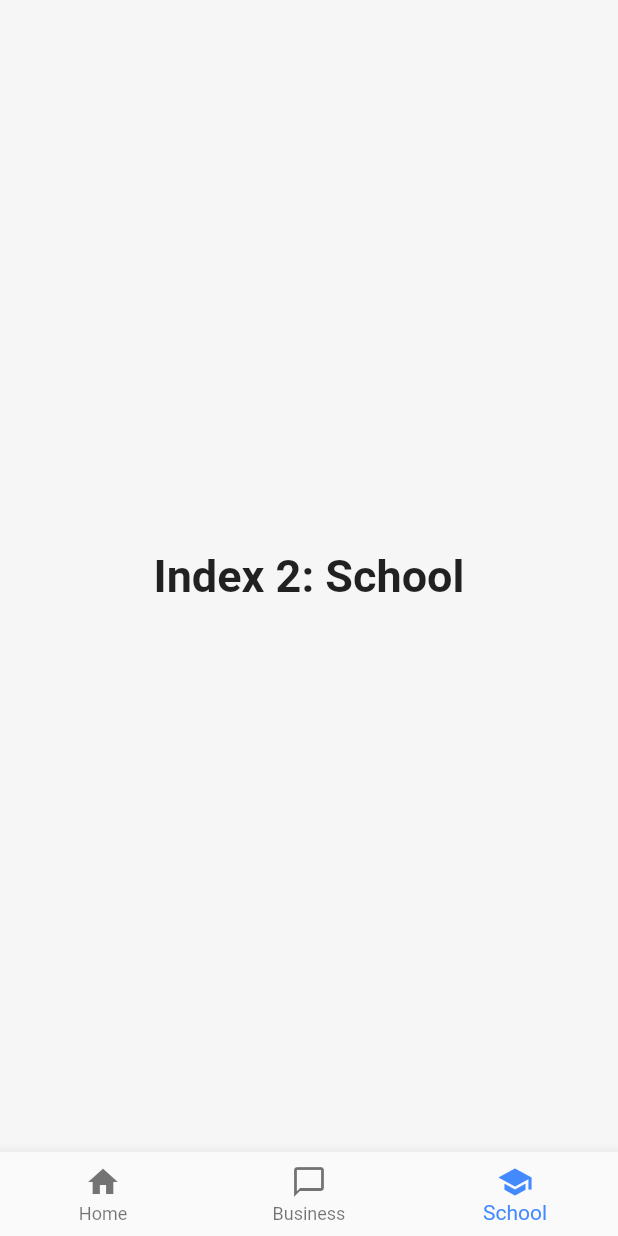
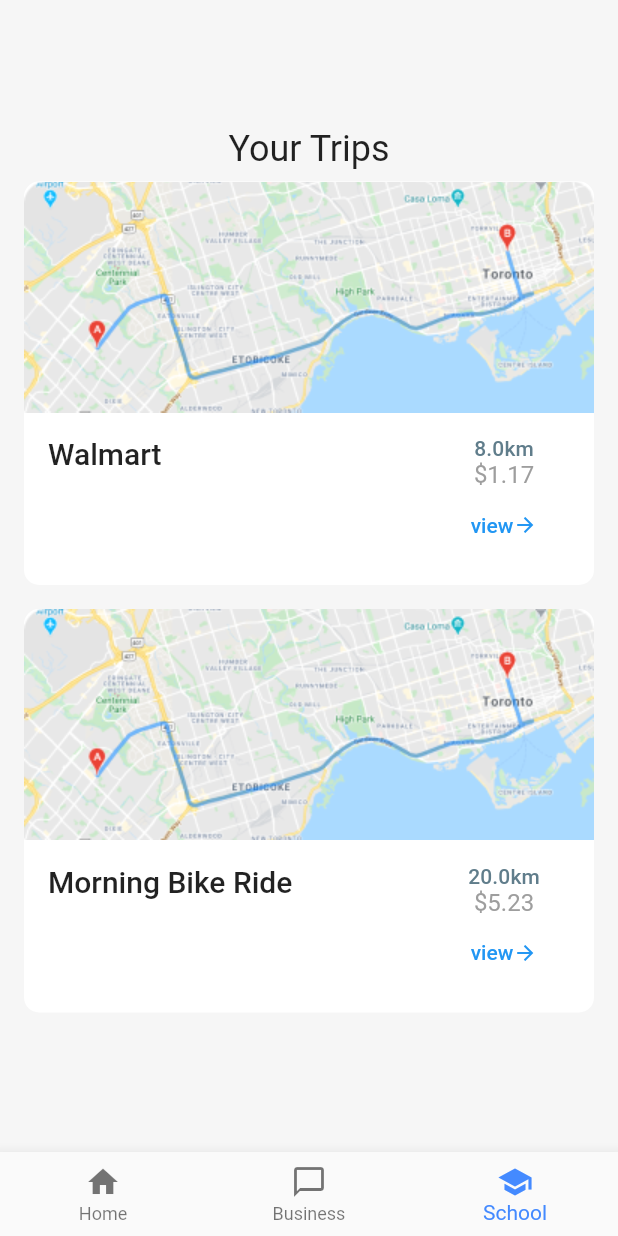
Before and after one commit to wuaster/atlas, a Flutter app: the screen it shows after launch, item 3 of the bottom bar chosen, on a phone screen of 412 x 824 dp. Run offline on Flutter 3.47's test engine with Material 2 defaults, Android fonts, the phone set to English and light mode, and no system bars; missing offline and left inert: dash_chat.

Commit message:
Trip Card

```diff
--- a/lib/main.dart
+++ b/lib/main.dart
@@ -1,5 +1,6 @@
 import 'package:flutter/material.dart';
 import 'package:atlas/ui/screens/chat_screen.dart';
+import 'package:atlas/ui/screens/history_screen.dart';
 
 void main() {
   runApp(MyApp());
@@ -50,10 +51,7 @@ class _MyHomePageState extends State<MyHomePage> {
       style: optionStyle,
     ),
     ChatScreen(),
-    Text(
-      'Index 2: School',
-      style: optionStyle,
-    ),
+    HistoryScreen(),
   ];
 
   void _onItemTapped(int index) {
--- /dev/null
+++ b/lib/ui/components/trip_card.dart
@@ -0,0 +1,79 @@
+import 'package:flutter/material.dart';
+
+class TripCard extends StatelessWidget {
+  final String name;
+  final double amount;
+  final double distance;
+  TripCard({this.name, this.amount, this.distance});
+
+  @override
+  Widget build(BuildContext context) {
+    return Padding(
+      padding: const EdgeInsets.all(8.0),
+      child: Container(
+        child: Column(
+          children: [
+            Container(
+              child: Image(image: AssetImage('assets/graphics/map.png')),
+            ),
+            Container(
+              padding: EdgeInsets.all(16),
+              child: Row(
+                mainAxisAlignment: MainAxisAlignment.spaceBetween,
+                crossAxisAlignment: CrossAxisAlignment.start,
+                children: <Widget>[
+                  Text(
+                    name,
+                    style: Theme.of(context).textTheme.headline6,
+                  ),
+                  Column(
+                    children: <Widget>[
+                      Text(
+                        distance.toString() + 'km',
+                        style: Theme.of(context)
+                            .textTheme
+                            .subtitle2
+                            .copyWith(color: Colors.blueGrey),
+                      ),
+                      Text(
+                        '\$' + amount.toString(),
+                        style: Theme.of(context)
+                            .textTheme
+                            .subtitle1
+                            .copyWith(color: Colors.grey),
+                      ),
+                      FlatButton(
+                        onPressed: null,
+                        child: Row(
+                          children: <Widget>[
+                            Text(
+                              "view",
+                              style: TextStyle(color: Colors.blue),
+                            ),
+                            Icon(
+                              Icons.arrow_forward,
+                              color: Colors.blue,
+                              size: 16,
+                            ),
+                          ],
+                        ),
+                      )
+                    ],
+                  ),
+
+                  // Text(),
+                ],
+              ),
+            )
+          ],
+        ),
+        decoration: BoxDecoration(
+          color: Colors.white,
+          borderRadius: BorderRadius.all(
+            Radius.circular(10),
+          ),
+        ),
+      ),
+    );
+  }
+}
--- /dev/null
+++ b/lib/ui/screens/history_screen.dart
@@ -0,0 +1,31 @@
+import 'package:flutter/material.dart';
+import 'package:atlas/ui/components/trip_card.dart';
+
+class HistoryScreen extends StatelessWidget {
+  @override
+  Widget build(BuildContext context) {
+    return SingleChildScrollView(
+      child: Padding(
+        padding: const EdgeInsets.all(8.0),
+        child: Column(
+          children: <Widget>[
+            Text(
+              "Your Trips",
+              style: Theme.of(context).textTheme.headline5,
+            ),
+            TripCard(
+              name: "Walmart",
+              amount: 1.17,
+              distance: 8,
+            ),
+            TripCard(
+              name: "Morning Bike Ride",
+              amount: 5.23,
+              distance: 20,
+            ),
+          ],
+        ),
+      ),
+    );
+  }
+}
--- a/pubspec.yaml
+++ b/pubspec.yaml
@@ -44,9 +44,8 @@ flutter:
   # the material Icons class.
   uses-material-design: true
   # To add assets to your application, add an assets section, like this:
-  # assets:
-  #   - images/a_dot_burr.jpeg
-  #   - images/a_dot_ham.jpeg
+  assets:
+    - assets/graphics/
   # An image asset can refer to one or more resolution-specific "variants", see
   # https://flutter.dev/assets-and-images/#resolution-aware.
   # For details regarding adding assets from package dependencies, see
```
Also changed, not shown: assets/graphics/map.png (added), 2 other files.
